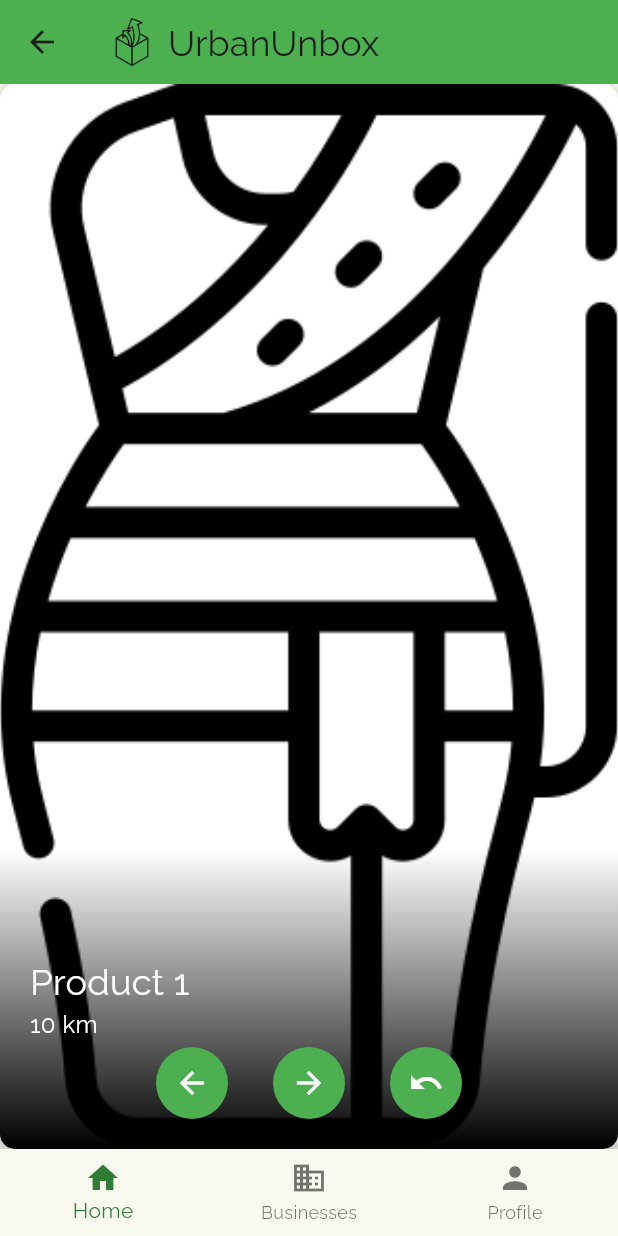
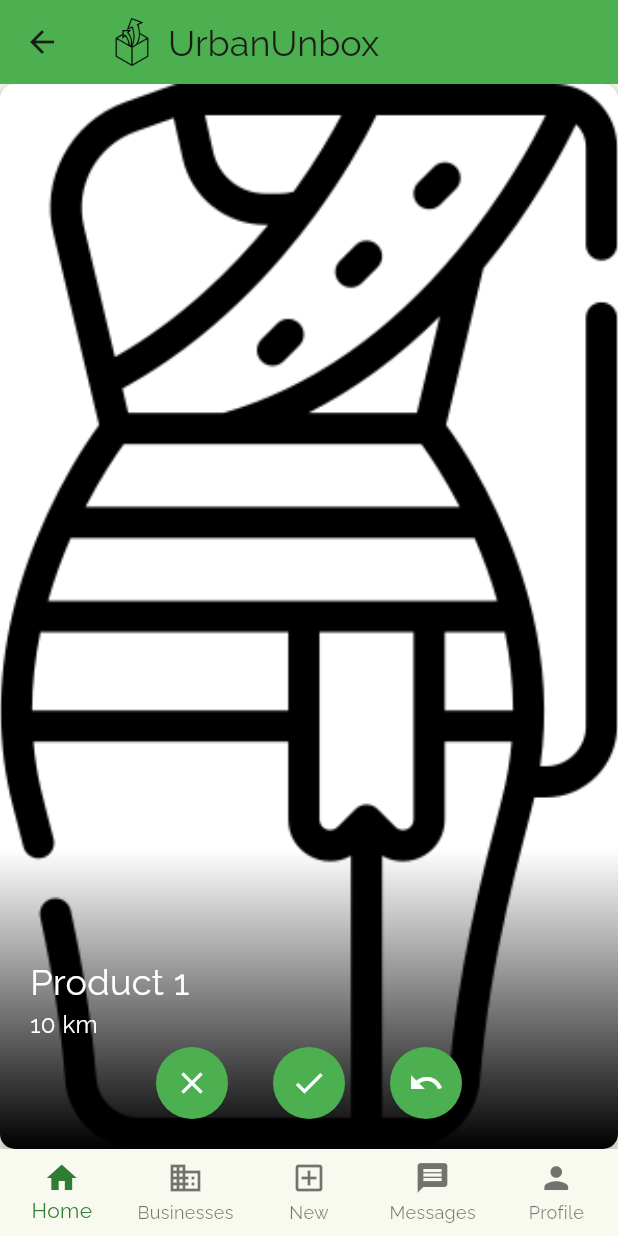
Before and after one commit to Eamll/UrbanUnboxApp, a Flutter app: the Home screen opened by its route, on a phone screen of 412 x 824 dp. Run offline on Flutter 3.47's test engine with Material 3 defaults, Android fonts, the phone set to English and light mode, and no system bars; drawn by our look-alikes of appinio_swiper; our stand-ins replace google_fonts.

Commit message:
refactor: reusable appbar component

```diff
--- /dev/null
+++ b/lib/components/appbar.dart
@@ -0,0 +1,20 @@
+import 'package:flutter/material.dart';
+
+class CustomAppBar extends StatelessWidget {
+  const CustomAppBar({super.key});
+
+  @override
+  Widget build(BuildContext context) {
+    return Row(
+      mainAxisAlignment: MainAxisAlignment.start,
+      children: [
+        Image.asset(
+          'assets/images/logo.png',
+          fit: BoxFit.contain,
+          height: 32,
+        ),
+        Container(padding: const EdgeInsets.all(8.0), child: Text('UrbanUnbox'))
+      ],
+    );
+  }
+}
--- a/lib/pages/home.dart
+++ b/lib/pages/home.dart
@@ -1,13 +1,14 @@
 import 'package:flutter/material.dart';
 import 'package:appinio_swiper/appinio_swiper.dart';
 import 'package:flutter/cupertino.dart';
+import 'package:notjusthack_app/components/appbar.dart';
 import 'package:notjusthack_app/components/product_card.dart';
 import 'package:notjusthack_app/models/product.dart';
 
 class Home extends StatefulWidget {
   const Home({
-    Key? key,
-  }) : super(key: key);
+    super.key,
+  });
 
   @override
   State<Home> createState() => _HomePageState();
@@ -61,6 +62,9 @@ class _HomePageState extends State<Home> {
     Text(
       'Index 2: School',
     ),
+    Text(
+      'Index 3: School',
+    ),
   ];
 
   void _onItemTapped(int index) {
@@ -72,21 +76,9 @@ class _HomePageState extends State<Home> {
   @override
   Widget build(BuildContext context) {
     return Scaffold(
-      appBar: AppBar(
-        title: Row(
-          mainAxisAlignment: MainAxisAlignment.start,
-          children: [
-            Image.asset(
-              'assets/images/logo.png',
-              fit: BoxFit.contain,
-              height: 32,
-            ),
-            Container(
-                padding: const EdgeInsets.all(8.0), child: Text('UrbanUnbox'))
-          ],
-        ),
-      ),
+      appBar: AppBar(title: const CustomAppBar()),
       bottomNavigationBar: BottomNavigationBar(
+        type: BottomNavigationBarType.fixed,
         items: const <BottomNavigationBarItem>[
           BottomNavigationBarItem(
             icon: Icon(Icons.home),
@@ -95,6 +87,14 @@ class _HomePageState extends State<Home> {
           BottomNavigationBarItem(
             icon: Icon(Icons.business),
             label: 'Businesses',
+          ),
+          BottomNavigationBarItem(
+            icon: Icon(Icons.add_box_outlined),
+            label: 'New',
+          ),
+          BottomNavigationBarItem(
+            icon: Icon(Icons.message),
+            label: 'Messages',
           ),
           BottomNavigationBarItem(
             icon: Icon(Icons.person),
@@ -178,7 +178,7 @@ Widget swipeLeftButton(
       onPressed: () {
         controller.swipeLeft();
       },
-      icon: Icon(Icons.arrow_back),
+      icon: Icon(Icons.close),
       color: Colors.white,
     ),
   );
@@ -195,7 +195,7 @@ Widget swipeRightButton(
       onPressed: () {
         controller.swipeRight();
       },
-      icon: Icon(Icons.arrow_forward),
+      icon: Icon(Icons.check),
       color: Colors.white,
     ),
   );
--- a/lib/pages/login.dart
+++ b/lib/pages/login.dart
@@ -1,4 +1,5 @@
 import 'package:flutter/material.dart';
+import 'package:notjusthack_app/components/appbar.dart';
 
 class Login extends StatelessWidget {
   const Login({Key? key}) : super(key: key);
@@ -6,9 +7,7 @@ class Login extends StatelessWidget {
   @override
   Widget build(BuildContext context) {
     return Scaffold(
-      appBar: AppBar(
-        title: const Text("Login"),
-      ),
+      appBar: AppBar(title: const CustomAppBar()),
       body: Padding(
         padding: const EdgeInsets.all(16.0),
         child: Column(
--- /dev/null
+++ b/lib/pages/messages.dart
@@ -0,0 +1,15 @@
+import 'package:flutter/material.dart';
+
+class Messages extends StatelessWidget {
+  const Messages({super.key});
+
+  @override
+  Widget build(BuildContext context) {
+    return Scaffold(
+      appBar: AppBar(
+        title: const Text('Messages'),
+      ),
+      body: Container(),
+    );
+  }
+}
```
Also changed, not shown: lib/pages/businesses.dart (added, +15 -0 lines), lib/pages/create_post.dart (added, +15 -0 lines), lib/pages/profile.dart (added, +15 -0 lines).
